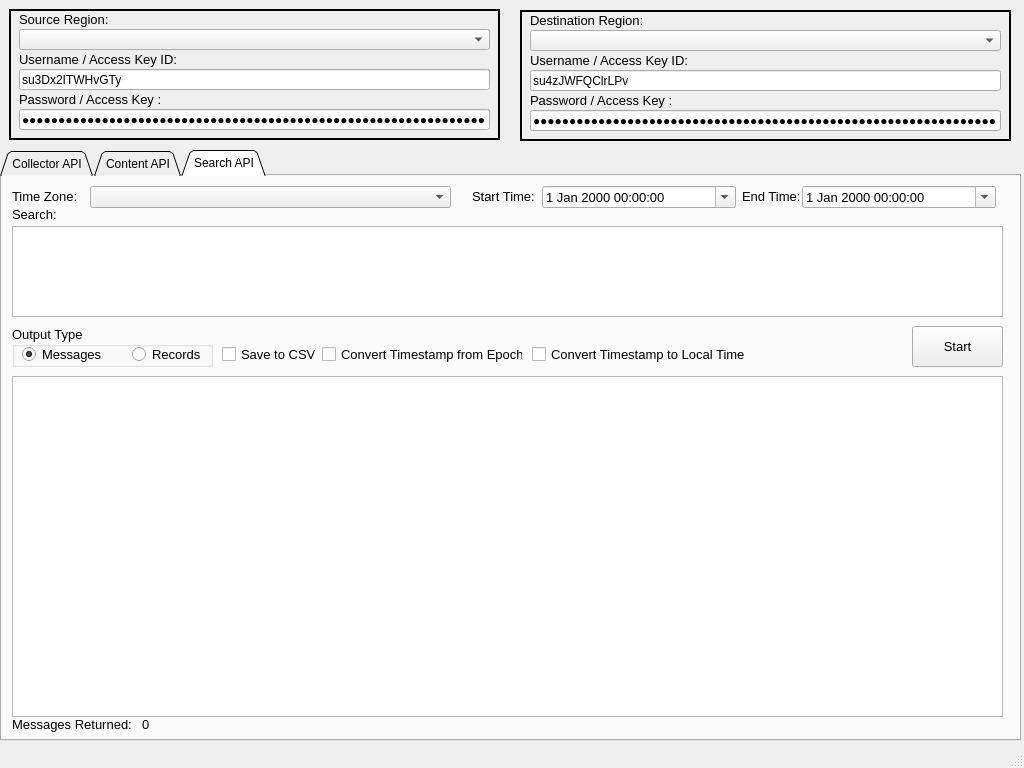
This is sumotoolbox.ui in SumoLogic/sumologictoolbox as Qt 5 draws it before an edit. The edited form follows.
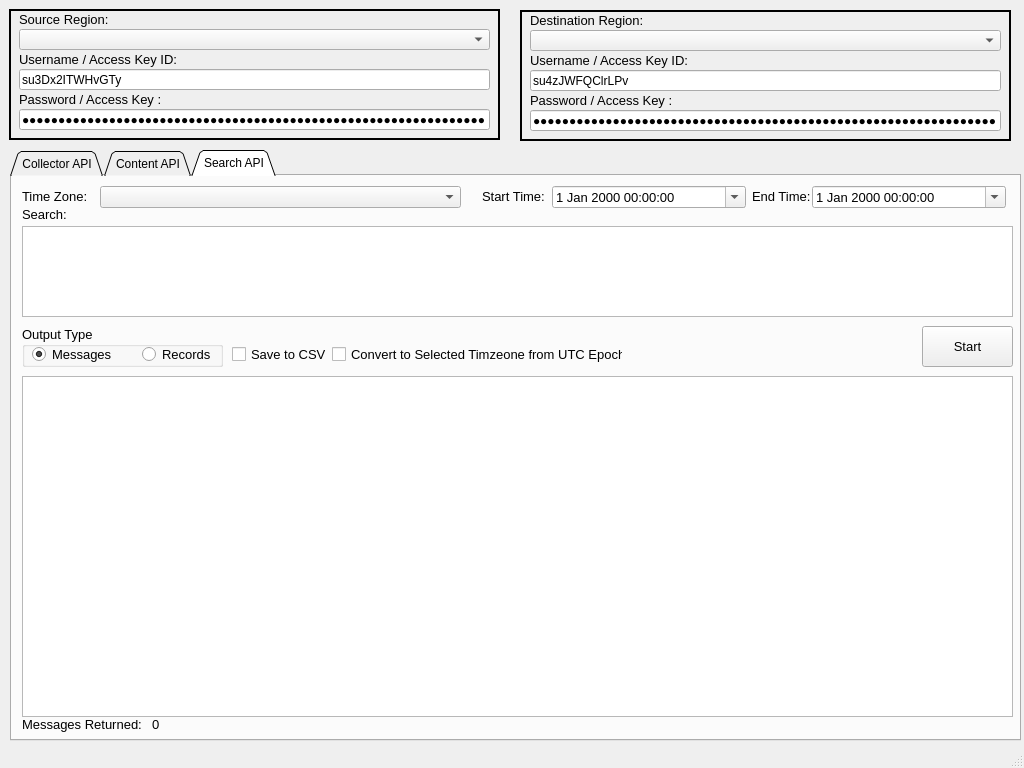
This is the edited form.

Commit message: Added timezone conversion for messages and records

What changed in the file:
```diff
--- a/sumotoolbox.ui
+++ b/sumotoolbox.ui
@@ -35,9 +35,9 @@
    <widget class="QTabWidget" name="tabWidget">
     <property name="geometry">
      <rect>
-      <x>0</x>
+      <x>10</x>
       <y>150</y>
-      <width>1021</width>
+      <width>1011</width>
       <height>591</height>
      </rect>
     </property>
@@ -664,7 +664,7 @@
        <rect>
         <x>320</x>
         <y>170</y>
-        <width>201</width>
+        <width>291</width>
         <height>17</height>
        </rect>
       </property>
@@ -675,26 +675,7 @@
        </font>
       </property>
       <property name="text">
-       <string>Convert Timestamp from Epoch</string>
-      </property>
-     </widget>
-     <widget class="QCheckBox" name="checkBoxConvertTimeStampLocalTime">
-      <property name="geometry">
-       <rect>
-        <x>530</x>
-        <y>170</y>
-        <width>221</width>
-        <height>17</height>
-       </rect>
-      </property>
-      <property name="font">
-       <font>
-        <family>Arial</family>
-        <pointsize>10</pointsize>
-       </font>
-      </property>
-      <property name="text">
-       <string>Convert Timestamp to Local Time</string>
+       <string>Convert to Selected Timzeone from UTC Epoch</string>
       </property>
      </widget>
     </widget>
```
Left out of the diff: 4 changed lines with no effect on the pictures. The commit also changes 1 other file.
